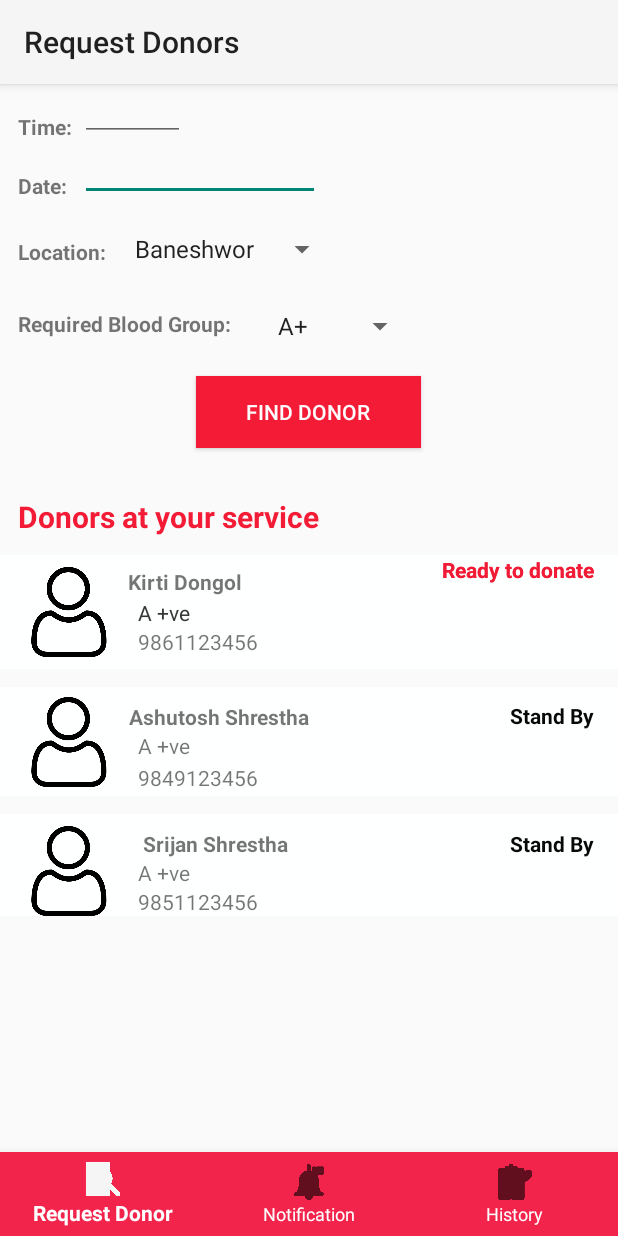
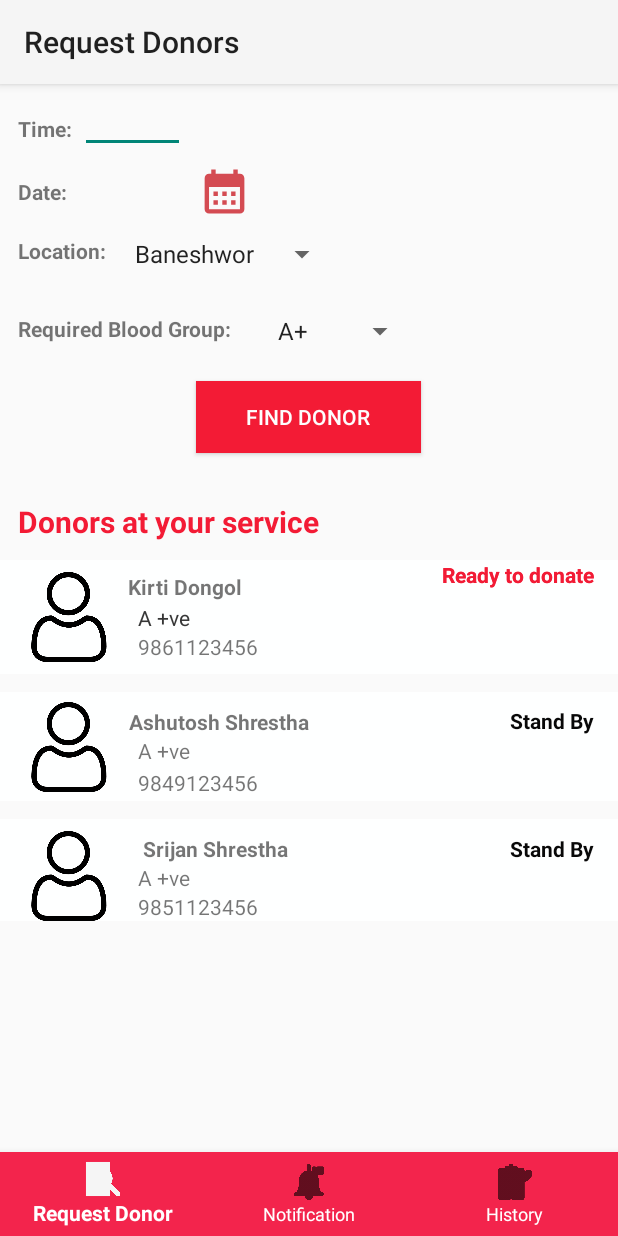
Before and after one commit to Subriti/Hackathon, an Android app: the FindDonorFragment screen opened directly, with no data from a screen before it, on a phone screen of 412 x 824 dp. Run offline under Robolectric (Android 15) with nearby library versions, the phone set to English and light mode, and no system bars; our stand-ins replace navigation-ui.

Commit message:
DOnor and Notif

```diff
--- a/app/src/main/java/com/example/hackathon/FindDonorFragment.kt
+++ b/app/src/main/java/com/example/hackathon/FindDonorFragment.kt
@@ -1,14 +1,13 @@
 
+import android.app.DatePickerDialog
 import android.os.Bundle
 import android.view.LayoutInflater
 import android.view.View
 import android.view.ViewGroup
-import android.widget.AdapterView
-import android.widget.ArrayAdapter
-import android.widget.Button
-import android.widget.Spinner
+import android.widget.*
 import androidx.fragment.app.Fragment
 import com.example.hackathon.R
+import java.util.*
 
 
 class FindDonorFragment : Fragment(),AdapterView.OnItemSelectedListener {
@@ -18,6 +17,27 @@ class FindDonorFragment : Fragment(),AdapterView.OnItemSelectedListener {
     ): View? {
 
         val v=inflater.inflate(R.layout.fragment_find_donor, container, false)
+
+        val c = Calendar.getInstance()
+        val year = c.get(Calendar.YEAR)
+        val month = c.get(Calendar.MONTH)
+        val day = c.get(Calendar.DAY_OF_MONTH)
+
+        val pickDatebtn = v.findViewById<ImageView>(R.id.pickDatebtn4)
+        val donationDate = v.findViewById<TextView>(R.id.date)
+        pickDatebtn.setOnClickListener {
+            val datepickerdialog = context?.let { it1 ->
+                DatePickerDialog(
+                    it1, DatePickerDialog.OnDateSetListener { view, mYear, mMonth, mDay ->
+                        donationDate.setText("" + mDay + "/" + mMonth + "/" + mYear)
+                    }, year, month, day
+                )
+            }
+            if (datepickerdialog != null) {
+                datepickerdialog.show()
+            }
+        }
+
 
         val spinner: Spinner = v.findViewById(R.id.spinnerExplore)
         // Create an ArrayAdapter using the string array and a default spinner layout
--- a/app/src/main/res/layout/fragment_find_donor.xml
+++ b/app/src/main/res/layout/fragment_find_donor.xml
@@ -5,6 +5,15 @@
     android:id="@+id/frameLayout2"
     android:layout_width="match_parent"
     android:layout_height="match_parent">
+
+    <ImageView
+        android:id="@+id/pickDatebtn4"
+        android:layout_width="35dp"
+        android:layout_height="35dp"
+        android:layout_marginTop="8dp"
+        app:layout_constraintStart_toEndOf="@+id/date"
+        app:layout_constraintTop_toBottomOf="@+id/editTextTextPersonName5"
+        app:srcCompat="@drawable/ic_baseline_calendar_month_24" />
 
     <TextView
         android:id="@+id/textView24"
@@ -18,7 +27,7 @@
         app:layout_constraintEnd_toEndOf="parent"
         app:layout_constraintHorizontal_bias="0.057"
         app:layout_constraintStart_toStartOf="parent"
-        app:layout_constraintTop_toBottomOf="@+id/button3" />
+        app:layout_constraintTop_toBottomOf="@+id/find_donor_btn" />
 
     <androidx.constraintlayout.widget.ConstraintLayout
         android:id="@+id/constraintLayout"
@@ -172,11 +181,11 @@
         android:layout_width="wrap_content"
         android:layout_height="wrap_content"
         android:layout_marginStart="12dp"
-        android:layout_marginTop="64dp"
+        android:layout_marginTop="16dp"
         android:text="Date: "
         android:textStyle="bold"
         app:layout_constraintStart_toStartOf="parent"
-        app:layout_constraintTop_toTopOf="parent" />
+        app:layout_constraintTop_toBottomOf="@+id/editTextTextPersonName5" />
 
     <TextView
         android:id="@+id/textView23"
@@ -191,23 +200,23 @@
         app:layout_constraintTop_toTopOf="parent"
         app:layout_constraintVertical_bias="0.31" />
 
-    <EditText
-        android:id="@+id/editTextTextPersonName4"
-        android:layout_width="wrap_content"
+    <TextView
+        android:id="@+id/date"
+        android:layout_width="80dp"
         android:layout_height="wrap_content"
-        android:layout_marginStart="5dp"
-        android:layout_marginTop="44dp"
+        android:layout_marginStart="4dp"
+        android:layout_marginTop="16dp"
         android:ems="10"
         android:inputType="textPersonName"
         android:textSize="14sp"
         app:layout_constraintStart_toEndOf="@+id/textView22"
-        app:layout_constraintTop_toTopOf="parent" />
+        app:layout_constraintTop_toBottomOf="@+id/editTextTextPersonName5" />
 
     <EditText
         android:id="@+id/editTextTextPersonName5"
         android:layout_width="70dp"
         android:layout_height="wrap_content"
-        android:layout_marginTop="4dp"
+        android:layout_marginTop="12dp"
         android:ems="10"
         android:inputType="textPersonName"
         android:textSize="14sp"
@@ -221,18 +230,18 @@
         android:layout_width="wrap_content"
         android:layout_height="wrap_content"
         android:layout_marginStart="12dp"
-        android:layout_marginTop="24dp"
+        android:layout_marginTop="20dp"
         android:text="Location: "
         android:textStyle="bold"
         app:layout_constraintStart_toStartOf="parent"
-        app:layout_constraintTop_toBottomOf="@+id/editTextTextPersonName4" />
+        app:layout_constraintTop_toBottomOf="@+id/date" />
 
     <Spinner
         android:id="@+id/spinnerExplore"
         android:layout_width="100dp"
         android:layout_height="wrap_content"
         android:layout_marginTop="24dp"
-        app:layout_constraintBottom_toTopOf="@+id/button3"
+        app:layout_constraintBottom_toTopOf="@+id/find_donor_btn"
         app:layout_constraintEnd_toEndOf="parent"
         app:layout_constraintHorizontal_bias="0.125"
         app:layout_constraintStart_toEndOf="@+id/textView26"
@@ -247,7 +256,7 @@
         app:layout_constraintEnd_toEndOf="parent"
         app:layout_constraintHorizontal_bias="0.041"
         app:layout_constraintStart_toEndOf="@+id/textView25"
-        app:layout_constraintTop_toBottomOf="@+id/editTextTextPersonName4" />
+        app:layout_constraintTop_toBottomOf="@+id/date" />
 
     <androidx.constraintlayout.widget.ConstraintLayout
         android:id="@+id/constraintLayout1"
@@ -417,7 +426,7 @@
     </androidx.constraintlayout.widget.ConstraintLayout>
 
     <Button
-        android:id="@+id/button3"
+        android:id="@+id/find_donor_btn"
         android:layout_width="150dp"
         android:layout_height="wrap_content"
         android:layout_marginTop="25dp"
```
